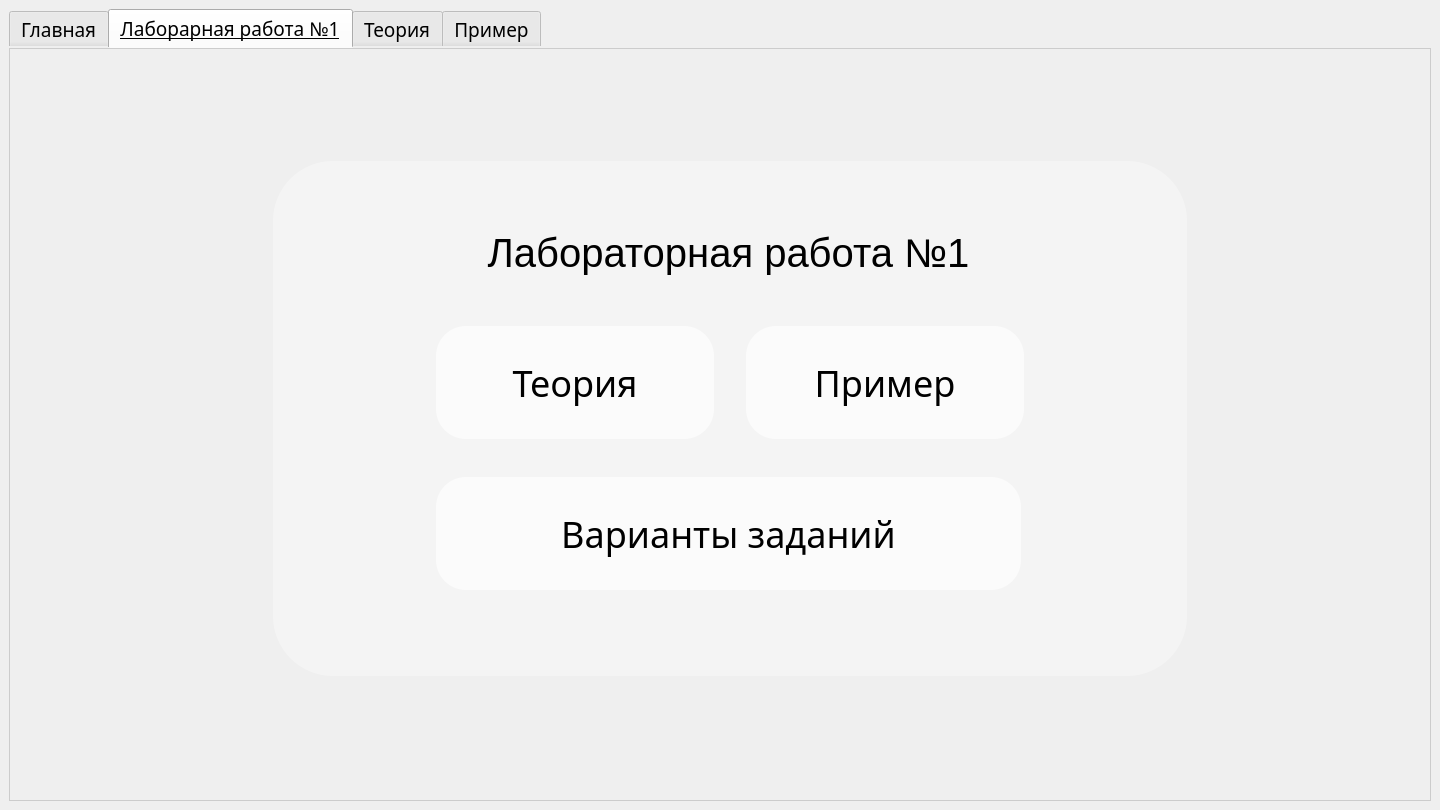
This is interface.ui in aleksgov/py_labs as Qt 5 draws it before an edit. The edited form follows.
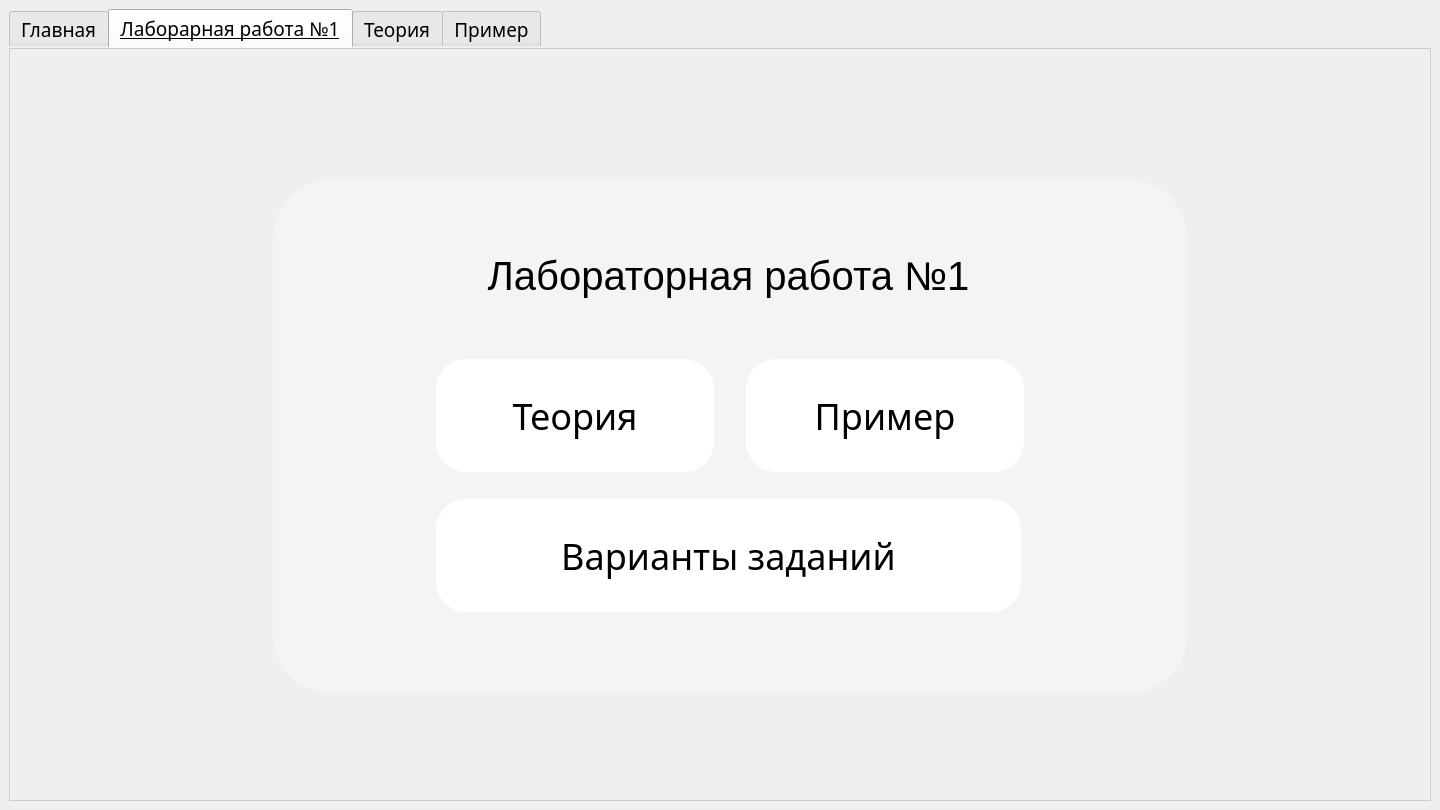
This is the edited form. The open tabs and pages were chosen to show the change.

Commit message: change style button

```diff
--- a/interface.ui
+++ b/interface.ui
@@ -552,7 +552,7 @@
         <property name="geometry">
          <rect>
           <x>263</x>
-          <y>112</y>
+          <y>130</y>
           <width>914</width>
           <height>515</height>
          </rect>
@@ -572,7 +572,7 @@
          <property name="geometry">
           <rect>
            <x>0</x>
-           <y>65</y>
+           <y>70</y>
            <width>911</width>
            <height>91</height>
           </rect>
@@ -600,7 +600,7 @@
          <property name="geometry">
           <rect>
            <x>163</x>
-           <y>165</y>
+           <y>180</y>
            <width>278</width>
            <height>113</height>
           </rect>
@@ -621,7 +621,7 @@
           <string notr="true">QPushButton {
     border-radius: 30px;                  
     padding: 0;                
-    background-color: rgba(255, 255, 255, 0.65);           
+    background-color: rgba(255, 255, 255, 1);           
     font-size: 36px;
     font-family: 'Century Gothic';           
     border: none;                     
@@ -644,7 +644,7 @@
          <property name="geometry">
           <rect>
            <x>473</x>
-           <y>165</y>
+           <y>180</y>
            <width>278</width>
            <height>113</height>
           </rect>
@@ -665,7 +665,7 @@
           <string notr="true">QPushButton {
     border-radius: 30px;                  
     padding: 0;                
-    background-color: rgba(255, 255, 255, 0.65);           
+    background-color: rgba(255, 255, 255, 1);           
     font-size: 36px;
     font-family: 'Century Gothic';           
     border: none;                     
@@ -688,7 +688,7 @@
          <property name="geometry">
           <rect>
            <x>163</x>
-           <y>316</y>
+           <y>320</y>
            <width>585</width>
            <height>113</height>
           </rect>
@@ -709,7 +709,7 @@
           <string notr="true">QPushButton {
     border-radius: 30px;                  
     padding: 0;                
-    background-color: rgba(255, 255, 255, 0.65);           
+    background-color: rgba(255, 255, 255, 1);           
     font-size: 36px;
     font-family: 'Century Gothic';           
     border: none;                     
```
Left out of the diff: 31 changed lines with no effect on the pictures. The commit also changes 3 other files.
